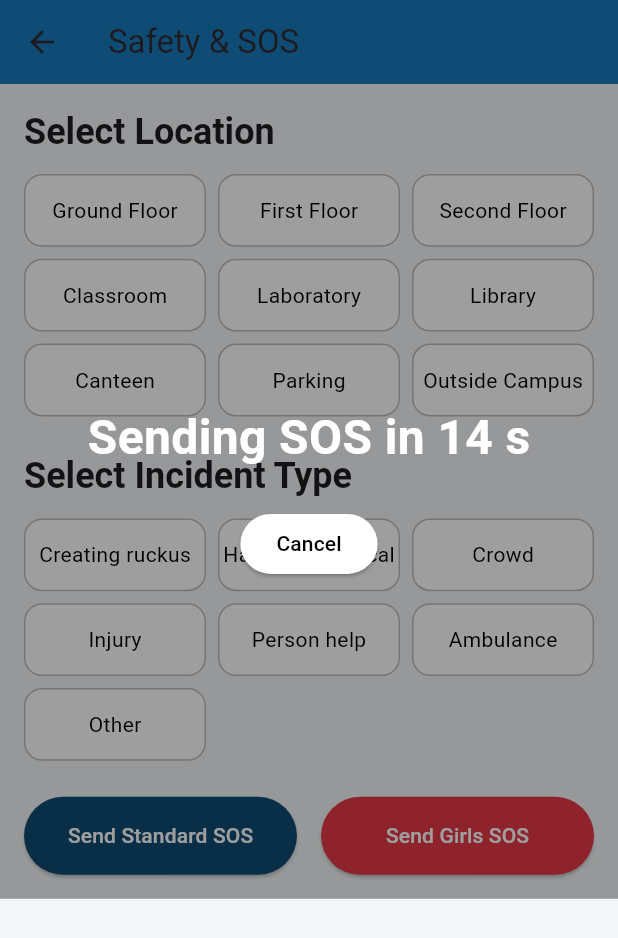
After one commit to Varp17/nursingcollege, a Flutter app: the StudentSosScreen screen opened directly, after a tap on "Send Standard SOS", on a phone screen of 412 x 824 dp. The commit adds this screen. Shown: the top 938 px of the screen. Run offline on Flutter 3.47's test engine with Material 3 defaults, Android fonts, the phone set to English and light mode, and no system bars; our stand-ins replace cloud_firestore, firebase_auth, firebase_core, firebase_messaging, firebase_storage, flutter_local_notifications and 3 more; missing offline and left inert: flutter_sound; accounts and stored records are empty.

Commit message:
new alert sending UI

```diff
--- /dev/null
+++ b/devtools_options.yaml
@@ -0,0 +1,3 @@
+description: This file stores settings for Dart & Flutter DevTools.
+documentation: https://docs.flutter.dev/tools/devtools/extensions#configure-extension-enablement-states
+extensions:
--- /dev/null
+++ b/lib/models/incident_model.dart
@@ -0,0 +1,43 @@
+import 'package:cloud_firestore/cloud_firestore.dart';
+
+class Incident {
+  final String studentUid;
+  final String type;
+  final String? location;
+  final String? otherLocation;
+  final String? issue;
+  final String? description;
+  final String? voiceUrl;
+  final bool discreet;
+  final bool autoSentOnTimeout;
+  final Timestamp createdAt;
+
+  Incident({
+    required this.studentUid,
+    required this.type,
+    this.location,
+    this.otherLocation,
+    this.issue,
+    this.description,
+    this.voiceUrl,
+    required this.discreet,
+    required this.autoSentOnTimeout,
+    required this.createdAt,
+  });
+
+  Map<String, dynamic> toMap() {
+    return {
+      'studentUid': studentUid,
+      'type': type,
+      'location': location,
+      'otherLocation': otherLocation,
+      'issue': issue,
+      'description': description,
+      'voiceUrl': voiceUrl,
+      'discreet': discreet,
+      'autoSentOnTimeout': autoSentOnTimeout,
+      'createdAt': createdAt,
+      'status': 'sent',
+    };
+  }
+}
--- /dev/null
+++ b/lib/services/sos_service.dart
@@ -0,0 +1,21 @@
+import 'dart:io';
+import 'package:cloud_firestore/cloud_firestore.dart';
+import 'package:firebase_storage/firebase_storage.dart';
+import '../models/incident_model.dart';
+
+class SosService {
+  static Future<String?> uploadVoice(String path) async {
+    final file = File(path);
+    final fileName = 'sos_${DateTime.now().millisecondsSinceEpoch}.aac';
+    final ref = FirebaseStorage.instance.ref().child('sos_audios/$fileName');
+
+    await ref.putFile(file);
+    return await ref.getDownloadURL();
+  }
+
+  static Future<void> sendIncident(Incident incident) async {
+    await FirebaseFirestore.instance
+        .collection('incidents')
+        .add(incident.toMap());
+  }
+}
--- a/lib/src/messaging_service.dart
+++ b/lib/src/messaging_service.dart
@@ -1,7 +1,6 @@
 // lib/src/messaging_service.dart
 import 'package:firebase_messaging/firebase_messaging.dart';
 import 'package:flutter_local_notifications/flutter_local_notifications.dart';
-import 'package:flutter/material.dart';
 
 class MessagingService {
   final FirebaseMessaging _messaging = FirebaseMessaging.instance;
--- a/lib/student/sos_helper.dart
+++ b/lib/student/sos_helper.dart
@@ -1,7 +1,6 @@
 // lib/student/sos_helper.dart
 import 'dart:io';
 import 'package:firebase_auth/firebase_auth.dart';
-import 'package:cloud_firestore/cloud_firestore.dart';
 import '../services/firestore_service.dart';
 
 class SosHelper {
--- /dev/null
+++ b/lib/student/student_sos_screen.dart
@@ -0,0 +1,270 @@
+import 'dart:async';
+import 'package:flutter/material.dart';
+import 'package:flutter/services.dart';
+import 'package:cloud_firestore/cloud_firestore.dart';
+import 'package:firebase_auth/firebase_auth.dart';
+
+class Brand {
+  static const deepTeal = Color(0xFF0F4C75);
+  static const sosCoral = Color(0xFFE63946);
+  static const softGrey = Color(0xFFF4F6F8);
+  static const navy = Color(0xFF0C2D48);
+  static const pastelPink = Color(0xFFFFC7CF);
+  static const r2xl = 24.0;
+
+  static const gap8 = SizedBox(height: 8);
+  static const gap12 = SizedBox(height: 12);
+  static const gap16 = SizedBox(height: 16);
+  static const gap24 = SizedBox(height: 24);
+
+  static TextStyle titleLg(BuildContext c) =>
+      Theme.of(c).textTheme.headlineSmall!.copyWith(fontWeight: FontWeight.w700);
+  static TextStyle bodyMd(BuildContext c) => Theme.of(c).textTheme.bodyMedium!;
+}
+
+class StudentSosScreen extends StatefulWidget {
+  const StudentSosScreen({super.key});
+
+  @override
+  State<StudentSosScreen> createState() => _StudentSosScreenState();
+}
+
+class _StudentSosScreenState extends State<StudentSosScreen> {
+  String? _selectedLocation;
+  String? _otherLocation;
+  String? _selectedIssue;
+  String? _otherIssue;
+  String _selectedType = 'standard';
+  bool _overlayVisible = false;
+  bool _confirmShown = false;
+  int _remaining = 0;
+  Timer? _timer;
+
+  final List<String> _locations = [
+    "Ground Floor","First Floor","Second Floor","Classroom","Laboratory",
+    "Library","Canteen","Parking","Outside Campus"
+  ];
+
+  final List<String> _issues = [
+    "Creating ruckus","Harmful chemical","Crowd","Injury","Person help",
+    "Ambulance","Other"
+  ];
+
+  @override
+  void dispose() {
+    _timer?.cancel();
+    super.dispose();
+  }
+
+  void _startCountdown(String type) {
+    _selectedType = type;
+    _confirmShown = false;
+    _overlayVisible = true;
+    _remaining = 15;
+    setState(() {});
+    _timer?.cancel();
+
+    _timer = Timer.periodic(const Duration(seconds: 1), (t) {
+      if (!mounted) return;
+      setState(() => _remaining -= 1);
+      HapticFeedback.vibrate();
+
+      if (!_confirmShown && _remaining <= 10) {
+        _confirmShown = true;
+        _showConfirmSheet(type);
+      }
+
+      if (_remaining <= 0) {
+        t.cancel();
+        _sendIncident(autoFromTimer: true);
+      }
+    });
+  }
+
+  void _cancelAll() {
+    _timer?.cancel();
+    _resetOverlay();
+  }
+
+  void _resetOverlay() {
+    setState(() {
+      _overlayVisible = false;
+      _remaining = 0;
+      _confirmShown = false;
+      _selectedLocation = null;
+      _otherLocation = null;
+      _selectedIssue = null;
+      _otherIssue = null;
+    });
+  }
+
+  Future<void> _sendIncident({bool autoFromTimer = false}) async {
+    final uid = FirebaseAuth.instance.currentUser?.uid ?? 'anonymous';
+    final payload = {
+      'studentUid': uid,
+      'type': _selectedType,
+      'location': _selectedLocation ?? (_otherLocation?.trim().isNotEmpty == true ? _otherLocation!.trim() : null),
+      'issue': _selectedIssue ?? (_otherIssue?.trim().isNotEmpty == true ? _otherIssue!.trim() : null),
+      'status': 'sent',
+      'discreet': _selectedType=='girls',
+      'countdownSeconds': 15,
+      'confirmedAt5s': _confirmShown,
+      'autoSentOnTimeout': autoFromTimer,
+      'createdAt': FieldValue.serverTimestamp(),
+    };
+    try {
+      await FirebaseFirestore.instance.collection('incidents').add(payload);
+      _overlayVisible = false;
+      setState(() {});
+      _showStudentSentDialog();
+    } catch (e) {
+      if (!mounted) return;
+      ScaffoldMessenger.of(context).showSnackBar(
+        SnackBar(content: Text('Failed to send SOS: $e')),
+      );
+    } finally {
+      _timer?.cancel();
+    }
+  }
+
+  void _showConfirmSheet(String type) {
+    if (!mounted) return;
+    showModalBottomSheet(
+      context: context,useSafeArea: true,
+      shape: const RoundedRectangleBorder(borderRadius: BorderRadius.vertical(top: Radius.circular(24))),
+      builder: (ctx) => Padding(
+        padding: const EdgeInsets.fromLTRB(20,20,20,28),
+        child: Column(mainAxisSize: MainAxisSize.min, children: [
+          Text("Are you sure you want to alert?", style: Brand.titleLg(ctx)),
+          Brand.gap12,
+          Text("A ${type=='standard'?'Standard':'Girls'} SOS will be sent to Security/Admin.\nYou can still cancel before countdown finishes.",
+              style: Brand.bodyMd(ctx), textAlign: TextAlign.center),
+          Brand.gap16,
+          Row(children: [
+            Expanded(child: OutlinedButton(onPressed: () { Navigator.pop(ctx); _cancelAll(); }, child: const Text("Cancel"))),
+            const SizedBox(width: 12),
+            Expanded(child: ElevatedButton(
+              style: ElevatedButton.styleFrom(
+                backgroundColor: type=='standard'?Brand.deepTeal:Brand.sosCoral,
+                foregroundColor: Colors.white,
+                shape: RoundedRectangleBorder(borderRadius: BorderRadius.circular(Brand.r2xl)),
+              ),
+              onPressed: () { Navigator.pop(ctx); _sendIncident(); },
+              child: const Text("Send Now"),
+            )),
+          ])
+        ]),
+      ),
+    );
+  }
+
+  void _showStudentSentDialog() {
+    if (!mounted) return;
+    showDialog(
+      context: context, barrierDismissible: false,
+      builder: (_) => AlertDialog(
+        title: const Text('SOS Sent'),
+        content: Text(_selectedType=='standard'
+            ? 'Your Standard SOS has been sent to Security/Admin.'
+            : 'Your Girls SOS has been sent discreetly.'),
+        actions: [
+          TextButton(onPressed: () { Navigator.pop(context); _resetOverlay(); }, child: const Text('OK'))
+        ],
+      ),
+    );
+  }
+
+  Widget _gridSelection(List<String> items, String? selectedValue, Function(String) onSelect) {
+    return GridView.count(
+      shrinkWrap: true, crossAxisCount: 3, childAspectRatio: 2.5,
+      crossAxisSpacing: 8, mainAxisSpacing: 8,
+      physics: const NeverScrollableScrollPhysics(),
+      children: items.map((e) {
+        final selected = selectedValue == e;
+        return GestureDetector(
+          onTap: () => setState(() => onSelect(e)),
+          child: Container(
+            alignment: Alignment.center,
+            decoration: BoxDecoration(
+              color: selected ? Brand.deepTeal : Colors.white,
+              border: Border.all(color: Colors.black26),
+              borderRadius: BorderRadius.circular(12),
+            ),
+            child: Text(e, style: TextStyle(color: selected?Colors.white:Colors.black)),
+          ),
+        );
+      }).toList(),
+    );
+  }
+
+  @override
+  Widget build(BuildContext context) {
+    return Scaffold(
+      appBar: AppBar(title: const Text('Safety & SOS'), backgroundColor: Brand.deepTeal),
+      backgroundColor: Brand.softGrey,
+      body: Stack(
+        children: [
+          SingleChildScrollView(
+            padding: const EdgeInsets.all(16),
+            child: Column(
+              crossAxisAlignment: CrossAxisAlignment.stretch,
+              children: [
+                Text('Select Location', style: Brand.titleLg(context)),
+                Brand.gap12,
+                _gridSelection(_locations, _selectedLocation, (val) => _selectedLocation=val),
+                Brand.gap24,
+                Text('Select Incident Type', style: Brand.titleLg(context)),
+                Brand.gap12,
+                _gridSelection(_issues, _selectedIssue, (val) => _selectedIssue=val),
+                Brand.gap24,
+                Row(
+                  children: [
+                    Expanded(child: ElevatedButton(
+                      style: ElevatedButton.styleFrom(
+                        backgroundColor: Brand.deepTeal,
+                        foregroundColor: Colors.white,
+                        padding: const EdgeInsets.symmetric(vertical: 16),
+                      ),
+                      onPressed: ()=>_startCountdown('standard'),
+                      child: const Text('Send Standard SOS'),
+                    )),
+                    const SizedBox(width: 16),
+                    Expanded(child: ElevatedButton(
+                      style: ElevatedButton.styleFrom(
+                        backgroundColor: Brand.sosCoral,
+                        foregroundColor: Colors.white,
+                        padding: const EdgeInsets.symmetric(vertical: 16),
+                      ),
+                      onPressed: ()=>_startCountdown('girls'),
+                      child: const Text('Send Girls SOS'),
+                    )),
+                  ],
+                ),
+              ],
+            ),
+          ),
+          if(_overlayVisible) _countdownOverlay(context),
+        ],
+      ),
+    );
+  }
+
+  Widget _countdownOverlay(BuildContext context) {
+    return Positioned.fill(
+      child: Container(
+        color: Colors.black38,
+        child: Center(
+          child: Column(mainAxisSize: MainAxisSize.min, children: [
+            Text('Sending SOS in $_remaining s', style: const TextStyle(fontSize: 32, fontWeight: FontWeight.bold, color: Colors.white)),
+            const SizedBox(height: 24),
+            ElevatedButton(
+              style: ElevatedButton.styleFrom(backgroundColor: Colors.white),
+              onPressed: _cancelAll,
+              child: const Text('Cancel', style: TextStyle(color: Colors.black)),
+            )
+          ]),
+        ),
+      ),
+    );
+  }
+}
--- a/lib/superadmin/superadmin_dashboard.dart
+++ b/lib/superadmin/superadmin_dashboard.dart
@@ -2,7 +2,6 @@
 import 'package:flutter/material.dart';
 import '../common/side_menu.dart';
 import 'manage_users_screen.dart';
-import '../common/side_menu.dart'; // for UserRole enum
 
 class SuperAdminDashboard extends StatelessWidget {
   final String username;
```
Also changed, not shown: lib/security/security_dashboard.dart (+110 -24 lines), lib/student/student_dashboard.dart (+25 -38 lines), lib/utils/audio_helper.dart (added, +29 -0 lines), lib/widgets/sos_choice_grid.dart (added, +56 -0 lines), pubspec.yaml (+8 -5 lines), pubspec.lock, 1 other file.
